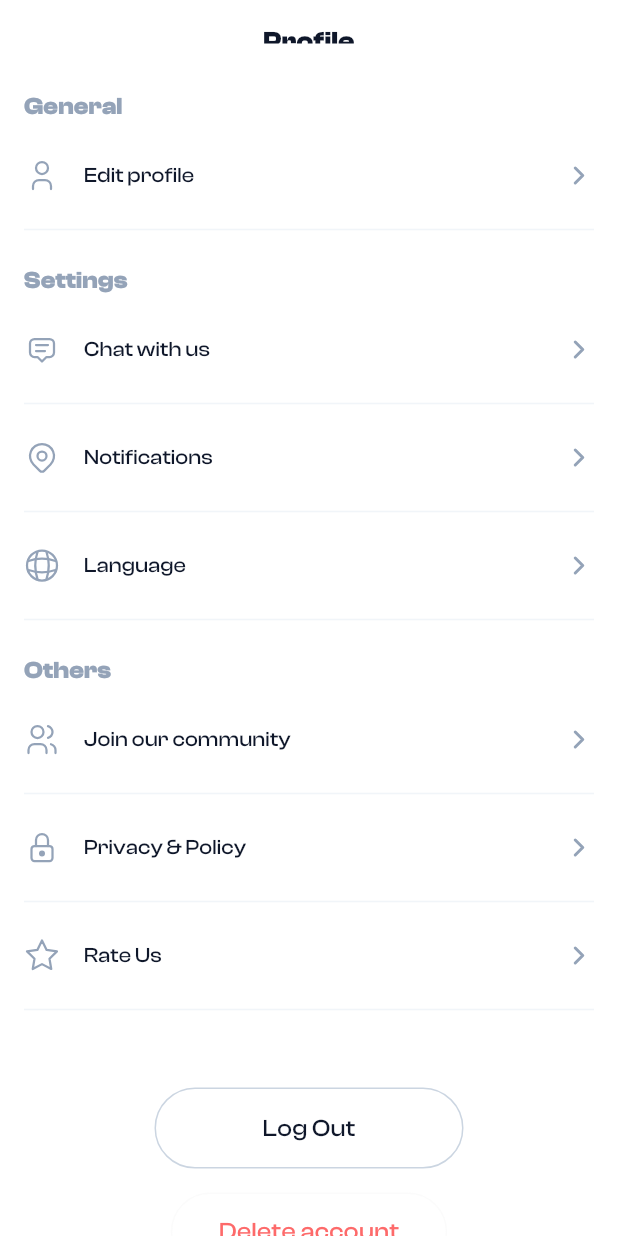
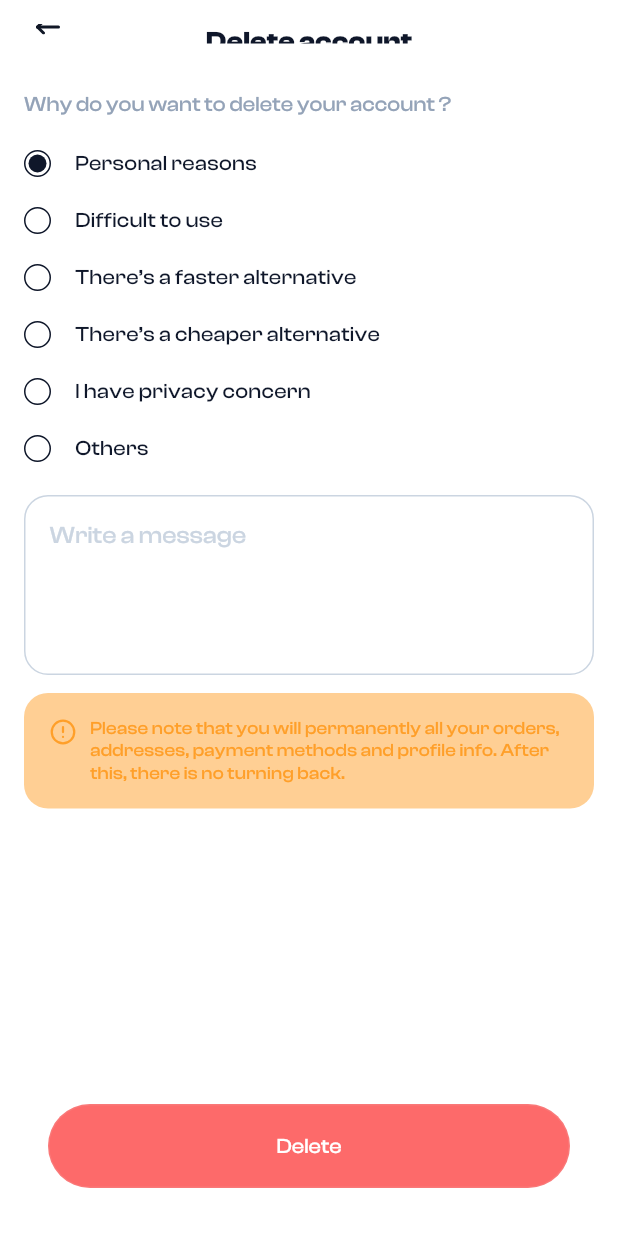
Before and after one commit to leloucheamsted/mokolo, a Flutter app: the ProfilePage screen opened by its route, after a tap on "Delete account", on a phone screen of 412 x 824 dp. Run offline on Flutter 3.47's test engine with Material 2 defaults, Android fonts, the phone set to English and light mode, and no system bars; our stand-ins replace carousel_slider, connectivity_plus, dartz, flutter_modular, flutter_slidable, flutter_svg and 5 more; project files that could hold a hidden picture were left out.

Commit message:
profile added

```diff
--- a/lib/modules/common/constants/constants.dart
+++ b/lib/modules/common/constants/constants.dart
@@ -171,6 +171,7 @@ class IconsName {
   static const String star = 'assets/icons/star.svg';
   static const String gb = 'assets/icons/gb.svg';
   static const String fr = 'assets/icons/fr.svg';
+  static const String alert = 'assets/icons/alert.svg';
 
   static const String addressHome = 'assets/icons/address_home.svg';
   static const String building = 'assets/icons/building.svg';
--- a/lib/modules/common/widgets/buttons/action_button.dart
+++ b/lib/modules/common/widgets/buttons/action_button.dart
@@ -6,9 +6,14 @@ import 'package:mokolo/modules/common/constants/layout_constants.dart';
 class ActionButton extends StatelessWidget {
   final String title;
   final double? width;
+  final Color? color;
   final VoidCallback onPressed;
   ActionButton(
-      {super.key, required this.title, required this.onPressed, this.width});
+      {super.key,
+      required this.title,
+      required this.onPressed,
+      this.width,
+      this.color});
 
   @override
   Widget build(BuildContext context) {
@@ -23,8 +28,8 @@ class ActionButton extends StatelessWidget {
               borderRadius: BorderRadius.circular(LayoutConstants.radiusBig),
             ),
           ),
-          backgroundColor:
-              MaterialStateProperty.all<Color>(ColorPalette.primaryBase),
+          backgroundColor: MaterialStateProperty.all<Color>(
+              color ?? ColorPalette.primaryBase),
         ),
         child: Text(
           title,
--- /dev/null
+++ b/lib/modules/user/presentation/pages/delete_account.page.dart
@@ -0,0 +1,198 @@
+import 'package:flutter/material.dart';
+import 'package:flutter_svg/svg.dart';
+import 'package:mokolo/modules/common/widgets/widgets.dart';
+
+import '../../../common/constants/constants.dart';
+import '../../../common/constants/layout_constants.dart';
+import '../../../common/widgets/appBar/back_title_app_bar.dart';
+
+class DeleteAccountPage extends StatefulWidget {
+  const DeleteAccountPage({super.key});
+
+  @override
+  State<DeleteAccountPage> createState() => _DeleteAccountPageState();
+}
+
+class _DeleteAccountPageState extends State<DeleteAccountPage> {
+  @override
+  Widget build(BuildContext context) {
+    return Scaffold(
+      appBar: AppBar(
+          automaticallyImplyLeading: false,
+          toolbarHeight: LayoutConstants.appBarSize,
+          flexibleSpace:
+              BackTitleAppBar(title: 'Delete account', callback: () {})),
+      backgroundColor: ColorPalette.white,
+      body: SafeArea(
+        child: Padding(
+          padding: const EdgeInsets.all(LayoutConstants.paddingLarge),
+          child: Column(
+            children: [
+              Expanded(
+                child: Column(
+                  mainAxisAlignment: MainAxisAlignment.start,
+                  crossAxisAlignment: CrossAxisAlignment.start,
+                  children: [
+                    const Text(
+                      'Why do you want to delete your account ?',
+                      style: TextStyle(
+                        color: ColorPalette.greyScale400,
+                        fontWeight: FontWeight.w500,
+                        letterSpacing: 0.1,
+                        fontFamily: Fonts.medium,
+                        fontSize: FontsSize.medium,
+                      ),
+                    ),
+                    const SizedBox(height: LayoutConstants.spacingSmall),
+                    Column(
+                      children: [
+                        _reasonItem('Personal reasons', true),
+                        _reasonItem('Difficult to use', false),
+                        _reasonItem('There’s a faster alternative', false),
+                        _reasonItem('There’s a cheaper alternative', false),
+                        _reasonItem('I have privacy concern', false),
+                        _reasonItem('Others', false),
+                      ],
+                    ),
+                    const SizedBox(height: LayoutConstants.spacingSmall),
+                    Container(
+                      height: 120,
+                      padding:
+                          const EdgeInsets.all(LayoutConstants.paddingLarge),
+                      alignment: Alignment.topLeft,
+                      decoration: BoxDecoration(
+                        border: Border.all(
+                          width: 1,
+                          color: ColorPalette.greyScale300,
+                        ),
+                        borderRadius: BorderRadius.circular(
+                            LayoutConstants.radiusLarge - 4),
+                      ),
+                      child: TextFormField(
+                        minLines:
+                            null, // any number you need (It works as the rows for the textarea)
+                        keyboardType: TextInputType.multiline,
+                        maxLines: null,
+                        style: const TextStyle(
+                            color: ColorPalette.greyScale900,
+                            fontFamily: Fonts.medium,
+                            fontWeight: FontWeight.w500,
+                            fontSize: FontsSize.large,
+                            letterSpacing: 0.1),
+                        decoration: const InputDecoration.collapsed(
+                          hintText: 'Write a message',
+                          hintStyle: TextStyle(
+                              color: ColorPalette.greyScale300,
+                              fontFamily: Fonts.medium,
+                              fontWeight: FontWeight.w500,
+                              fontSize: FontsSize.large,
+                              letterSpacing: 0.1),
+                        ),
+                      ),
+                    ),
+                    const SizedBox(height: LayoutConstants.spacingSmall),
+                    Container(
+                      padding:
+                          const EdgeInsets.all(LayoutConstants.paddingLarge),
+                      alignment: Alignment.topLeft,
+                      decoration: BoxDecoration(
+                        color: ColorPalette.secondaryBase.withOpacity(0.5),
+                        borderRadius: BorderRadius.circular(
+                            LayoutConstants.radiusLarge - 4),
+                      ),
+                      child: Row(
+                        crossAxisAlignment: CrossAxisAlignment.start,
+                        children: [
+                          SvgPicture.asset(
+                            IconsName.alert,
+                            color: ColorPalette.secondaryBase,
+                          ),
+                          const SizedBox(width: LayoutConstants.spacingXsmall),
+                          const Expanded(
+                            child: Text(
+                              'Please note that you will permanently all your orders, addresses, payment methods and profile info. After this, there is no turning back.',
+                              style: TextStyle(
+                                color: ColorPalette.secondaryBase,
+                                fontWeight: FontWeight.w500,
+                                letterSpacing: 0.2,
+                                fontFamily: Fonts.medium,
+                                fontSize: FontsSize.small,
+                              ),
+                            ),
+                          )
+                        ],
+                      ),
+                    )
+                  ],
+                ),
+              ),
+              Container(
+                padding: const EdgeInsets.all(LayoutConstants.paddingLarge),
+                decoration: const BoxDecoration(
+                  color: ColorPalette.white,
+                ),
+                child: Column(
+                  crossAxisAlignment: CrossAxisAlignment.stretch,
+                  mainAxisAlignment: MainAxisAlignment.end,
+                  children: [
+                    ActionButton(
+                      title: 'Delete',
+                      onPressed: () {},
+                      color: ColorPalette.errorBase,
+                    )
+                  ],
+                ),
+              )
+            ],
+          ),
+        ),
+      ),
+    );
+  }
+
+  Widget _reasonItem(String title, bool isChoice) {
+    return Padding(
+      padding:
+          const EdgeInsets.symmetric(vertical: LayoutConstants.paddingSmall),
+      child: Row(
+        crossAxisAlignment: CrossAxisAlignment.center,
+        children: [
+          Container(
+            height: 18,
+            width: 18,
+            alignment: Alignment.center,
+            decoration: BoxDecoration(
+              border: Border.all(
+                width: 1,
+                color: ColorPalette.greyScale900,
+              ),
+              borderRadius:
+                  BorderRadius.circular(LayoutConstants.radiusLarge - 4),
+            ),
+            child: Container(
+              margin: const EdgeInsets.all(2),
+              decoration: BoxDecoration(
+                color: isChoice ? ColorPalette.greyScale900 : null,
+                borderRadius:
+                    BorderRadius.circular(LayoutConstants.radiusLarge - 4),
+              ),
+            ),
+          ),
+          const SizedBox(width: LayoutConstants.spacingMedium),
+          Expanded(
+            child: Text(
+              title,
+              style: const TextStyle(
+                color: ColorPalette.greyScale900,
+                fontWeight: FontWeight.w500,
+                letterSpacing: 0.2,
+                fontFamily: Fonts.medium,
+                fontSize: FontsSize.medium,
+              ),
+            ),
+          ),
+        ],
+      ),
+    );
+  }
+}
--- a/lib/modules/user/presentation/pages/language_profile.page.dart
+++ b/lib/modules/user/presentation/pages/language_profile.page.dart
@@ -23,7 +23,7 @@ class LanguageProfilePage extends StatelessWidget {
         child: Column(
           children: [
             _languageItem(true, 'English', IconsName.gb),
-            _languageItem(true, 'French', IconsName.fr),
+            _languageItem(false, 'French', IconsName.fr),
           ],
         ),
       )),
@@ -35,6 +35,7 @@ class LanguageProfilePage extends StatelessWidget {
       padding:
           const EdgeInsets.symmetric(vertical: LayoutConstants.paddingMedium),
       child: Container(
+        height: 80,
         padding: const EdgeInsets.all(LayoutConstants.paddingLarge),
         alignment: Alignment.center,
         decoration: BoxDecoration(
@@ -61,19 +62,27 @@ class LanguageProfilePage extends StatelessWidget {
               ),
             ),
           ),
-          Checkbox(
-            shape: const CircleBorder(),
-            value: true,
-            activeColor: ColorPalette.secondaryBase,
-            overlayColor:
-                MaterialStateProperty.all<Color?>(ColorPalette.greyScale200),
-            fillColor:
-                MaterialStateProperty.all<Color?>(ColorPalette.greyScale200),
-            onChanged: (bool) {
-              //   setState(() {
-              //     this.value = value;
-              //   });
-            },
+          Container(
+            height: 20,
+            width: 20,
+            padding: const EdgeInsets.all(1),
+            alignment: Alignment.center,
+            decoration: BoxDecoration(
+              color: isChoice ? ColorPalette.secondaryBase : ColorPalette.white,
+              border: Border.all(
+                width: 1,
+                color: isChoice
+                    ? ColorPalette.secondaryBase
+                    : ColorPalette.greyScale300,
+              ),
+              borderRadius:
+                  BorderRadius.circular(LayoutConstants.radiusLarge - 4),
+            ),
+            child: SizedBox(
+              child: isChoice
+                  ? SvgPicture.asset(IconsName.check, color: ColorPalette.white)
+                  : null,
+            ),
           ),
         ]),
       ),
--- a/lib/modules/user/presentation/pages/profile.page.dart
+++ b/lib/modules/user/presentation/pages/profile.page.dart
@@ -74,6 +74,8 @@ class ProfilePage extends StatelessWidget {
               const SizedBox(height: LayoutConstants.spacingMedium),
               OutlinedButton(
                 style: ButtonStyle(
+                  overlayColor: MaterialStateProperty.all<Color>(
+                      ColorPalette.dangerColor),
                   shape: MaterialStateProperty.all<RoundedRectangleBorder>(
                     RoundedRectangleBorder(
                       borderRadius:
@@ -81,7 +83,9 @@ class ProfilePage extends StatelessWidget {
                     ),
                   ),
                 ),
-                onPressed: () {},
+                onPressed: () {
+                  Modular.to.pushNamed(AppRoute.userProfileDelete.path);
+                },
                 child: const Padding(
                   padding: EdgeInsets.all(LayoutConstants.paddingLarge),
                   child: Text(
--- a/lib/modules/user/user.module.dart
+++ b/lib/modules/user/user.module.dart
@@ -1,4 +1,5 @@
 import 'package:flutter_modular/flutter_modular.dart';
+import 'package:mokolo/modules/user/presentation/pages/delete_account.page.dart';
 import 'package:mokolo/modules/user/presentation/pages/edit_profile.page.dart';
 import 'package:mokolo/modules/user/presentation/pages/language_profile.page.dart';
 import 'package:mokolo/modules/user/presentation/pages/notification-setting.page.dart';
@@ -18,5 +19,7 @@ class UserModule extends Module {
             child: (context, args) => const NotificationSettingPage()),
         ChildRoute(AppRoute.userProfileLanguage.pathAsChild,
             child: (context, args) => const LanguageProfilePage()),
+        ChildRoute(AppRoute.userProfileDelete.pathAsChild,
+            child: (context, args) => const DeleteAccountPage()),
       ];
 }
--- a/lib/routes/app_routes.enum.dart
+++ b/lib/routes/app_routes.enum.dart
@@ -26,6 +26,7 @@ enum AppRoute {
   userProfileCurrent("/user/profile"),
   userProfileEdit("/user/profile/edit"),
   userProfileNotification("/user/profile/notification"),
+  userProfileDelete("/user/profile/delete"),
   userProfileLanguage("/user/profile/language"),
   ;
 
```
Also changed, not shown: assets/icons/alert.svg (added).
